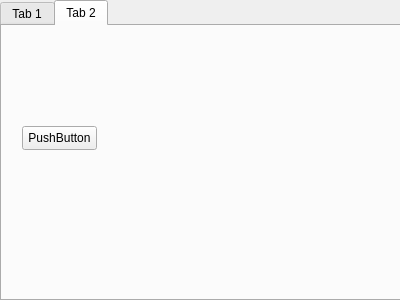
The window that UI/ui.ui (Dzmitry-Leushukou/GLauncher) describes before a commit, drawn with Qt 5.
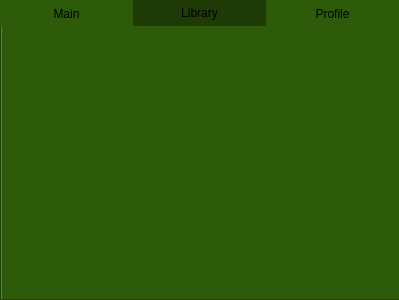
The same window after the commit. The open tabs and pages were chosen to show the change.

Commit message: Add tabs and stylesheets

```diff
--- a/UI/ui.ui
+++ b/UI/ui.ui
@@ -6,7 +6,7 @@
    <rect>
     <x>0</x>
     <y>0</y>
-    <width>400</width>
+    <width>399</width>
     <height>300</height>
    </rect>
   </property>
@@ -14,6 +14,12 @@
    <string>UI</string>
   </property>
   <widget class="QWidget" name="centralwidget">
+   <property name="autoFillBackground">
+    <bool>false</bool>
+   </property>
+   <property name="styleSheet">
+    <string notr="true">background-color: rgb(46, 91, 9);</string>
+   </property>
    <widget class="QTabWidget" name="tabWidget">
     <property name="geometry">
      <rect>
@@ -23,12 +29,57 @@
       <height>301</height>
      </rect>
     </property>
+    <property name="sizePolicy">
+     <sizepolicy hsizetype="Expanding" vsizetype="Expanding">
+      <horstretch>0</horstretch>
+      <verstretch>0</verstretch>
+     </sizepolicy>
+    </property>
+    <property name="maximumSize">
+     <size>
+      <width>401</width>
+      <height>16777215</height>
+     </size>
+    </property>
+    <property name="mouseTracking">
+     <bool>false</bool>
+    </property>
+    <property name="tabletTracking">
+     <bool>false</bool>
+    </property>
+    <property name="styleSheet">
+     <string notr="true">QTabBar::tab {
+    background-color: rgb(46, 91, 9);
+    min-width: 0;
+	width: 133%
+   
+}
+QTabBar::tab:selected {
+    background-color: rgb(30, 59, 5);
+}
+QMainWindow {
+    background-color: black; 
+}
+</string>
+    </property>
+    <property name="tabPosition">
+     <enum>QTabWidget::TabPosition::North</enum>
+    </property>
     <property name="currentIndex">
      <number>0</number>
     </property>
-    <widget class="QWidget" name="tab">
+    <property name="documentMode">
+     <bool>false</bool>
+    </property>
+    <property name="tabsClosable">
+     <bool>false</bool>
+    </property>
+    <widget class="QWidget" name="Main">
+     <property name="styleSheet">
+      <string notr="true"/>
+     </property>
      <attribute name="title">
-      <string>Tab 1</string>
+      <string>Main</string>
      </attribute>
      <widget class="QToolButton" name="toolButton">
       <property name="geometry">
@@ -44,23 +95,19 @@
       </property>
      </widget>
     </widget>
-    <widget class="QWidget" name="tab_2">
+    <widget class="QWidget" name="Library">
+     <property name="styleSheet">
+      <string notr="true">	gridline-color: rgb(255, 5, 9);
+	border-bottom-color: rgb(16, 255, 56);</string>
+     </property>
      <attribute name="title">
-      <string>Tab 2</string>
+      <string>Library</string>
      </attribute>
-     <widget class="QPushButton" name="pushButton">
-      <property name="geometry">
-       <rect>
-        <x>20</x>
-        <y>100</y>
-        <width>75</width>
-        <height>24</height>
-       </rect>
-      </property>
-      <property name="text">
-       <string>PushButton</string>
-      </property>
-     </widget>
+    </widget>
+    <widget class="QWidget" name="Profile">
+     <attribute name="title">
+      <string>Profile</string>
+     </attribute>
     </widget>
    </widget>
   </widget>
```
Left out of the diff: 20 changed lines with no effect on the pictures. The commit also changes 1 other file.
